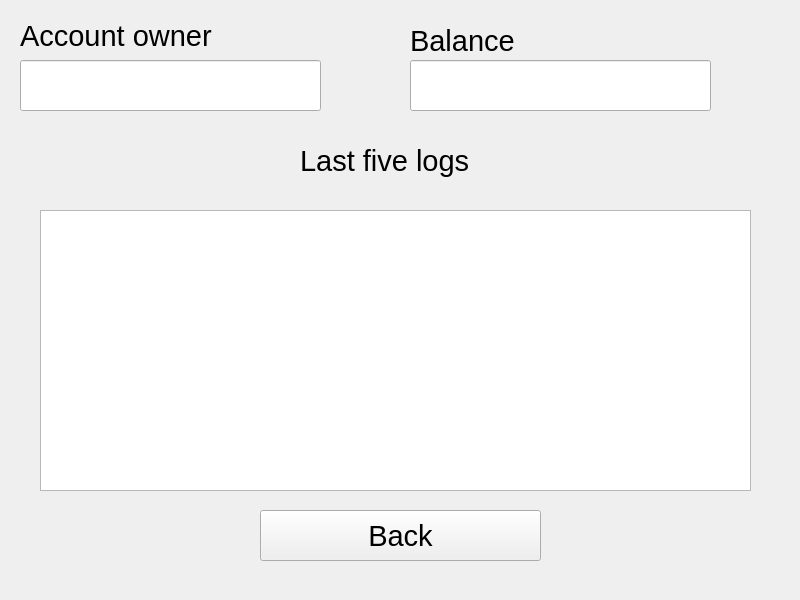
First picture: the form in qt/banksim/mainwindow.ui, repository lassesuomela/banksim, before the edit.
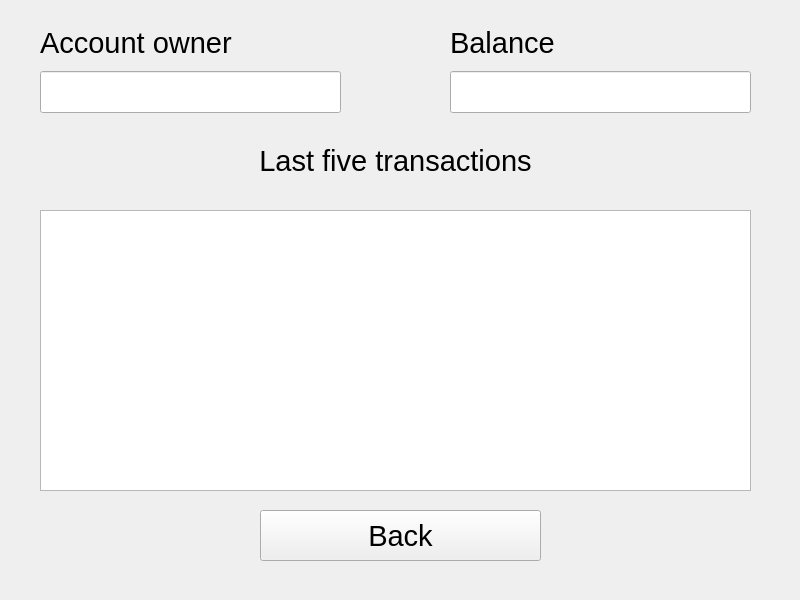
Second picture: the form after the edit. The open tabs and pages were chosen to show the change.

Commit message: moved pinCodeDll show window to get tries slot, added € symbol to deposit and withdrawal text boxes, ui changes, added alternating colors on list widget, converted pin code dll window title to english, changed error msg from adding to updating

The edit to the form file:
```diff
--- a/qt/banksim/mainwindow.ui
+++ b/qt/banksim/mainwindow.ui
@@ -316,72 +316,20 @@
     </widget>
    </widget>
    <widget class="QWidget" name="saldosivu">
-    <widget class="QLineEdit" name="saldoArvo_2">
-     <property name="geometry">
-      <rect>
-       <x>410</x>
-       <y>70</y>
-       <width>301</width>
-       <height>51</height>
-      </rect>
-     </property>
-     <property name="text">
-      <string/>
-     </property>
-     <property name="readOnly">
-      <bool>true</bool>
-     </property>
-    </widget>
-    <widget class="QLineEdit" name="account_name1">
-     <property name="geometry">
-      <rect>
-       <x>20</x>
-       <y>70</y>
-       <width>301</width>
-       <height>51</height>
-      </rect>
-     </property>
-     <property name="readOnly">
-      <bool>true</bool>
-     </property>
-    </widget>
-    <widget class="QLabel" name="name_label">
-     <property name="geometry">
-      <rect>
-       <x>20</x>
-       <y>30</y>
-       <width>201</width>
-       <height>31</height>
-      </rect>
-     </property>
-     <property name="text">
-      <string>Account owner</string>
-     </property>
-    </widget>
-    <widget class="QLabel" name="balance_label">
-     <property name="geometry">
-      <rect>
-       <x>410</x>
-       <y>30</y>
-       <width>131</width>
-       <height>41</height>
-      </rect>
-     </property>
-     <property name="text">
-      <string>Balance</string>
-     </property>
-    </widget>
     <widget class="QLabel" name="transaction_label">
      <property name="geometry">
       <rect>
-       <x>300</x>
+       <x>240</x>
        <y>150</y>
-       <width>171</width>
+       <width>311</width>
        <height>41</height>
       </rect>
      </property>
      <property name="text">
-      <string>Last five logs</string>
+      <string>Last five transactions</string>
+     </property>
+     <property name="alignment">
+      <set>Qt::AlignCenter</set>
      </property>
     </widget>
     <widget class="QPushButton" name="close_button">
@@ -406,6 +354,92 @@
        <height>281</height>
       </rect>
      </property>
+     <property name="alternatingRowColors">
+      <bool>true</bool>
+     </property>
+    </widget>
+    <widget class="QWidget" name="verticalLayoutWidget_3">
+     <property name="geometry">
+      <rect>
+       <x>40</x>
+       <y>30</y>
+       <width>301</width>
+       <height>93</height>
+      </rect>
+     </property>
+     <layout class="QVBoxLayout" name="verticalLayout_3">
+      <item>
+       <widget class="QLabel" name="name_label">
+        <property name="font">
+         <font>
+          <pointsize>22</pointsize>
+          <stylestrategy>PreferAntialias</stylestrategy>
+          <kerning>true</kerning>
+         </font>
+        </property>
+        <property name="text">
+         <string>Account owner</string>
+        </property>
+       </widget>
+      </item>
+      <item>
+       <widget class="QLineEdit" name="account_name1">
+        <property name="font">
+         <font>
+          <pointsize>22</pointsize>
+          <stylestrategy>PreferAntialias</stylestrategy>
+          <kerning>false</kerning>
+         </font>
+        </property>
+        <property name="readOnly">
+         <bool>true</bool>
+        </property>
+       </widget>
+      </item>
+     </layout>
+    </widget>
+    <widget class="QWidget" name="verticalLayoutWidget_4">
+     <property name="geometry">
+      <rect>
+       <x>450</x>
+       <y>30</y>
+       <width>301</width>
+       <height>93</height>
+      </rect>
+     </property>
+     <layout class="QVBoxLayout" name="verticalLayout_4">
+      <item>
+       <widget class="QLabel" name="balance_label">
+        <property name="font">
+         <font>
+          <pointsize>22</pointsize>
+          <stylestrategy>PreferAntialias</stylestrategy>
+          <kerning>true</kerning>
+         </font>
+        </property>
+        <property name="text">
+         <string>Balance</string>
+        </property>
+       </widget>
+      </item>
+      <item>
+       <widget class="QLineEdit" name="saldoArvo_2">
+        <property name="font">
+         <font>
+          <pointsize>22</pointsize>
+          <stylestrategy>PreferAntialias</stylestrategy>
+          <kerning>true</kerning>
+         </font>
+        </property>
+        <property name="text">
+         <string/>
+        </property>
+        <property name="readOnly">
+         <bool>true</bool>
+        </property>
+       </widget>
+      </item>
+     </layout>
     </widget>
    </widget>
    <widget class="QWidget" name="ottosivu">
```
Left out of the diff: 114 changed lines with no effect on the pictures. The commit also changes 4 other files.
